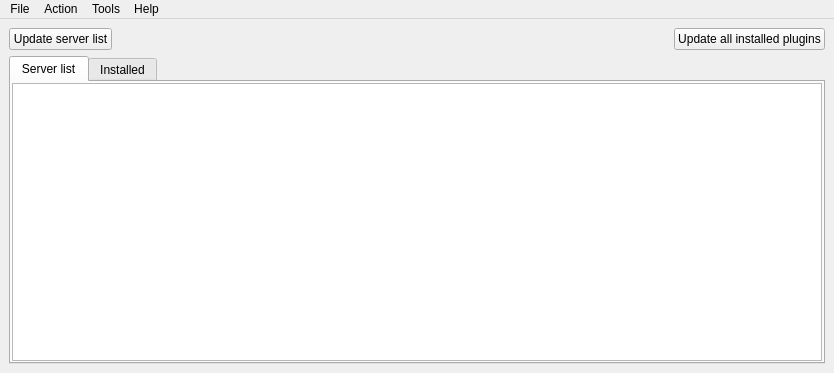
Above: gui_source/guimainwindow.ui from horsicq/x64dbg-Plugin-Manager before the change. Below: the same form after it.
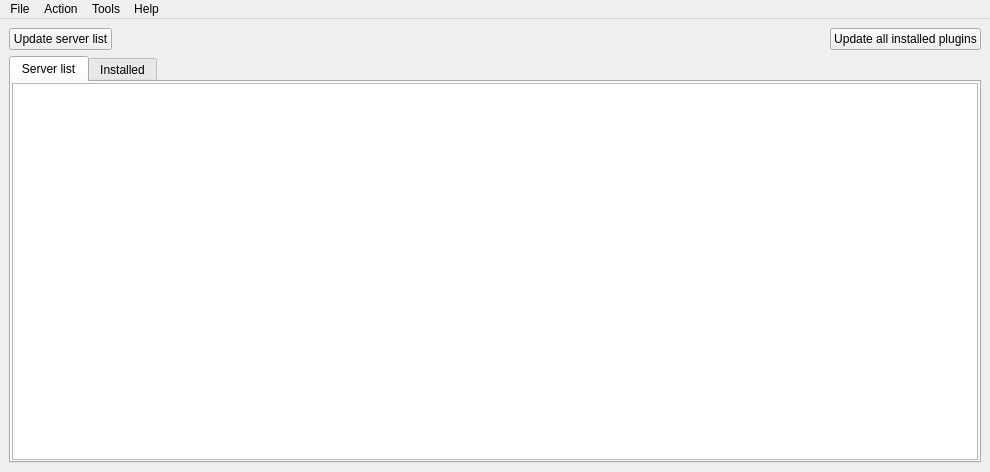
That is the form after the change.

```diff
--- a/gui_source/guimainwindow.ui
+++ b/gui_source/guimainwindow.ui
@@ -6,8 +6,8 @@
    <rect>
     <x>0</x>
     <y>0</y>
-    <width>834</width>
-    <height>373</height>
+    <width>990</width>
+    <height>472</height>
    </rect>
   </property>
   <property name="windowTitle">
@@ -166,7 +166,7 @@
     <rect>
      <x>0</x>
      <y>0</y>
-     <width>834</width>
+     <width>990</width>
      <height>22</height>
     </rect>
    </property>
```
